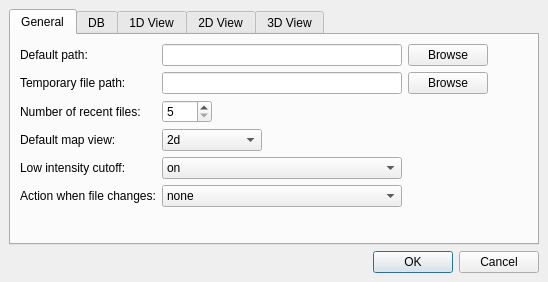
The window that include/OpenMS/VISUAL/DIALOGS/UIC/TOPPViewPrefDialog.ui (sneumann/OpenMS) describes before a commit, drawn with Qt 5.
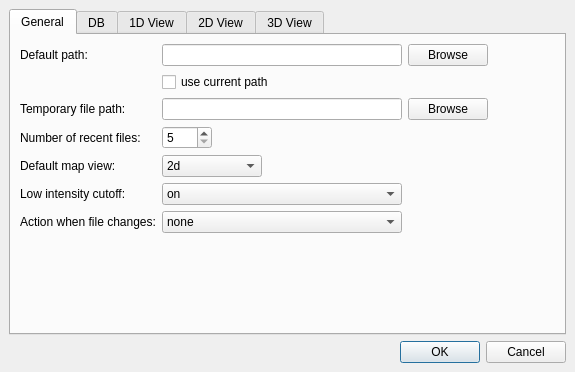
The same window after the commit. Custom widgets are drawn as their Qt base class.

```diff
--- a/include/OpenMS/VISUAL/DIALOGS/UIC/TOPPViewPrefDialog.ui
+++ b/include/OpenMS/VISUAL/DIALOGS/UIC/TOPPViewPrefDialog.ui
@@ -5,8 +5,8 @@
    <rect>
     <x>0</x>
     <y>0</y>
-    <width>548</width>
-    <height>282</height>
+    <width>575</width>
+    <height>372</height>
    </rect>
   </property>
   <property name="windowTitle" >
@@ -37,7 +37,7 @@
       <attribute name="title" >
        <string>General</string>
       </attribute>
-      <layout class="QGridLayout" >
+      <layout class="QGridLayout" name="gridLayout" >
        <item row="0" column="0" >
         <widget class="QLabel" name="label_5" >
          <property name="toolTip" >
@@ -68,7 +68,20 @@
          </property>
         </widget>
        </item>
-       <item row="1" column="0" >
+       <item row="1" column="2" >
+        <widget class="QCheckBox" name="default_path_current" >
+         <property name="toolTip" >
+          <string>If enabled, the path of the current tab/layer is used instead of the 'default path'. If no tab is open, or no path associated with a tab, the default path is used.</string>
+         </property>
+         <property name="whatsThis" >
+          <string>If enabled, the path of the currently tag is used instead of the 'default path'. If no tab is open - or no path associated with a tab, the default path is used.</string>
+         </property>
+         <property name="text" >
+          <string>use current path</string>
+         </property>
+        </widget>
+       </item>
+       <item row="2" column="0" >
         <widget class="QLabel" name="label_6" >
          <property name="toolTip" >
           <string>&lt;html>&lt;head>&lt;meta name="qrichtext" content="1" />&lt;style type="text/css">
@@ -81,17 +94,17 @@
          </property>
         </widget>
        </item>
-       <item row="1" column="2" >
+       <item row="2" column="2" >
         <widget class="QLineEdit" name="temp_path" />
        </item>
-       <item row="1" column="3" >
+       <item row="2" column="3" >
         <widget class="QPushButton" name="browse_temp" >
          <property name="text" >
           <string>Browse</string>
          </property>
         </widget>
        </item>
-       <item row="2" column="0" >
+       <item row="3" column="0" >
         <widget class="QLabel" name="label_7" >
          <property name="toolTip" >
           <string>&lt;html>&lt;head>&lt;meta name="qrichtext" content="1" />&lt;style type="text/css">
@@ -104,7 +117,7 @@
          </property>
         </widget>
        </item>
-       <item row="2" column="2" >
+       <item row="3" column="2" >
         <widget class="QSpinBox" name="recent_files" >
          <property name="maximumSize" >
           <size>
@@ -120,7 +133,7 @@
          </property>
         </widget>
        </item>
-       <item row="2" column="4" >
+       <item row="3" column="4" >
         <spacer>
          <property name="orientation" >
           <enum>Qt::Horizontal</enum>
@@ -133,14 +146,14 @@
          </property>
         </spacer>
        </item>
-       <item row="3" column="0" >
+       <item row="4" column="0" >
         <widget class="QLabel" name="label_8" >
          <property name="text" >
           <string>Default map view:</string>
          </property>
         </widget>
        </item>
-       <item row="3" column="2" >
+       <item row="4" column="2" >
         <widget class="QComboBox" name="map_default" >
          <property name="maximumSize" >
           <size>
@@ -160,7 +173,7 @@
          </item>
         </widget>
        </item>
-       <item row="4" column="0" >
+       <item row="5" column="0" >
         <widget class="QLabel" name="label_9" >
          <property name="toolTip" >
           <string>&lt;html>&lt;head>&lt;meta name="qrichtext" content="1" />&lt;style type="text/css">
@@ -173,7 +186,7 @@
          </property>
         </widget>
        </item>
-       <item row="4" column="2" >
+       <item row="5" column="2" >
         <widget class="QComboBox" name="map_cutoff" >
          <item>
           <property name="text" >
@@ -187,7 +200,20 @@
          </item>
         </widget>
        </item>
-       <item row="5" column="2" >
+       <item row="6" column="0" colspan="2" >
+        <widget class="QLabel" name="label_14" >
+         <property name="toolTip" >
+          <string>&lt;html>&lt;head>&lt;meta name="qrichtext" content="1" />&lt;style type="text/css">
+p, li { white-space: pre-wrap; }
+&lt;/style>&lt;/head>&lt;body style=" font-family:'Sans Serif'; font-size:9pt; font-weight:400; font-style:normal;">
+&lt;p style=" margin-top:0px; margin-bottom:0px; margin-left:0px; margin-right:0px; -qt-block-indent:0; text-indent:0px;">This setting determines what to do when a data file changes: 'none' -- does nothing, 'ask' -- asks the user whether to update the view, 'update automatically' -- updates without asking&lt;/p>&lt;/body>&lt;/html></string>
+         </property>
+         <property name="text" >
+          <string>Action when file changes:</string>
+         </property>
+        </widget>
+       </item>
+       <item row="6" column="2" >
         <widget class="QComboBox" name="on_file_change" >
          <item>
           <property name="text" >
@@ -206,7 +232,7 @@
          </item>
         </widget>
        </item>
-       <item row="6" column="1" colspan="2" >
+       <item row="7" column="1" colspan="2" >
         <spacer>
          <property name="orientation" >
           <enum>Qt::Vertical</enum>
@@ -219,19 +245,6 @@
          </property>
         </spacer>
        </item>
-       <item row="5" column="0" colspan="2" >
-        <widget class="QLabel" name="label_14" >
-         <property name="toolTip" >
-          <string>&lt;html>&lt;head>&lt;meta name="qrichtext" content="1" />&lt;style type="text/css">
-p, li { white-space: pre-wrap; }
-&lt;/style>&lt;/head>&lt;body style=" font-family:'Sans Serif'; font-size:9pt; font-weight:400; font-style:normal;">
-&lt;p style=" margin-top:0px; margin-bottom:0px; margin-left:0px; margin-right:0px; -qt-block-indent:0; text-indent:0px;">This setting determines what to do when a data file changes: 'none' -- does nothing, 'ask' -- asks the user whether to update the view, 'update automatically' -- updates without asking&lt;/p>&lt;/body>&lt;/html></string>
-         </property>
-         <property name="text" >
-          <string>Action when file changes:</string>
-         </property>
-        </widget>
-       </item>
       </layout>
      </widget>
      <widget class="QWidget" name="tab_2" >
@@ -623,7 +636,7 @@
       <enum>Qt::Horizontal</enum>
      </property>
      <property name="standardButtons" >
-      <set>QDialogButtonBox::Cancel|QDialogButtonBox::NoButton|QDialogButtonBox::Ok</set>
+      <set>QDialogButtonBox::Cancel|QDialogButtonBox::Ok</set>
      </property>
     </widget>
    </item>
```
Left out of the diff: 95 changed lines with no effect on the pictures.
